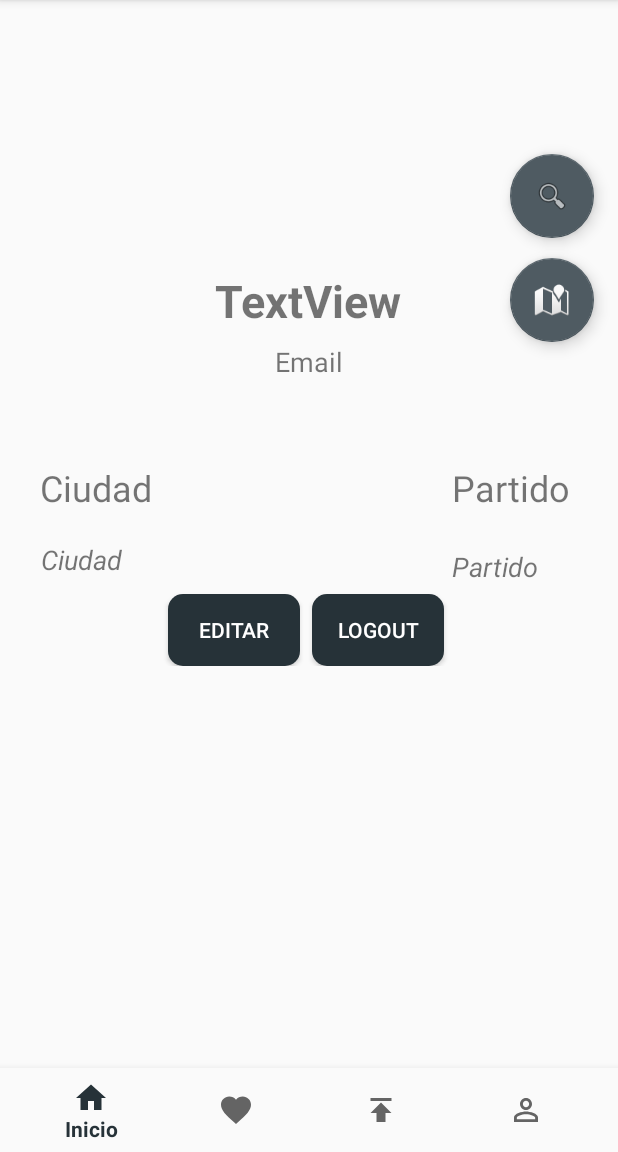
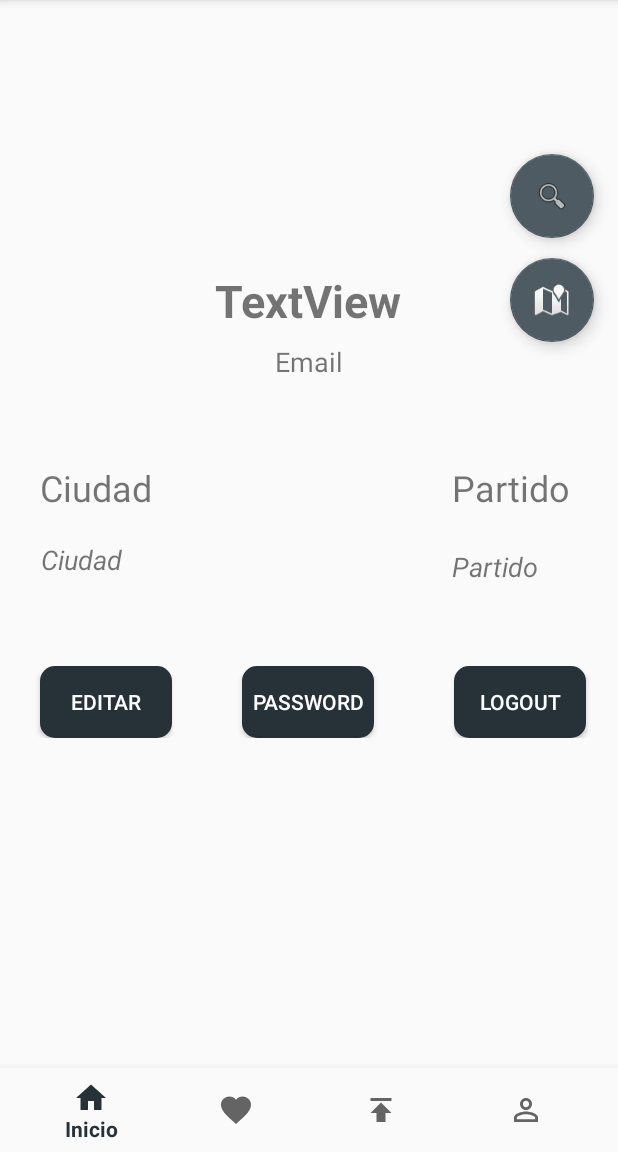
Before and after one commit to JoseAlbertoVazq/tuvotocuenta, an Android app: the fragment PerfilFragment placed in its activity, on a phone screen of 412 x 824 dp, the part 84-1236 px from its top. Run offline under Robolectric (Android 15) with nearby library versions, the phone set to English and light mode, and no system bars; our stand-ins replace CircleImageView, Firebase (no records; nobody signed in at launch, a user with empty details on screens opened directly); network calls fail; pictures from the network do not load; 1 statement that could not run was skipped.

Commit message:
edita contraseña

```diff
--- a/mobile/app/src/main/java/dam/javazquez/tuvotocuenta/retrofit/services/UsuarioService.java
+++ b/mobile/app/src/main/java/dam/javazquez/tuvotocuenta/retrofit/services/UsuarioService.java
@@ -1,5 +1,6 @@
 package dam.javazquez.tuvotocuenta.retrofit.services;
 
+import dam.javazquez.tuvotocuenta.dto.PasswordDto;
 import dam.javazquez.tuvotocuenta.dto.UserEditedDto;
 import dam.javazquez.tuvotocuenta.responses.UserResponse;
 import retrofit2.Call;
@@ -11,9 +12,12 @@ import retrofit2.http.Path;
 public interface UsuarioService {
     final String BASE_URL = "/users";
 
-    @GET(BASE_URL+"/me")
+    @GET(BASE_URL + "/me")
     Call<UserResponse> getMe();
 
-    @PUT(BASE_URL+"/{id}")
+    @PUT(BASE_URL + "/{id}/password")
+    Call<UserResponse> editPassword(@Path("id") String id, @Body PasswordDto passwordDto);
+
+    @PUT(BASE_URL + "/{id}")
     Call<UserResponse> editUser(@Path("id") String id, @Body UserEditedDto edited);
 }
--- a/mobile/app/src/main/res/layout/fragment_perfil.xml
+++ b/mobile/app/src/main/res/layout/fragment_perfil.xml
@@ -112,13 +112,13 @@
             android:layout_width="wrap_content"
             android:layout_height="wrap_content"
             android:layout_marginStart="8dp"
-            android:layout_marginTop="396dp"
+            android:layout_marginTop="444dp"
             android:layout_marginEnd="8dp"
             android:background="@drawable/roundbtn"
             android:text="Editar"
             android:textColor="@color/colorLight"
             app:layout_constraintEnd_toEndOf="parent"
-            app:layout_constraintHorizontal_bias="0.338"
+            app:layout_constraintHorizontal_bias="0.061"
             app:layout_constraintStart_toStartOf="parent"
             app:layout_constraintTop_toTopOf="parent" />
 
@@ -126,14 +126,27 @@
             android:id="@+id/btn_logout"
             android:layout_width="wrap_content"
             android:layout_height="wrap_content"
-            android:layout_marginStart="8dp"
-            android:layout_marginTop="396dp"
-            android:layout_marginEnd="8dp"
+            android:layout_marginTop="444dp"
             android:background="@drawable/roundbtn"
             android:text="Logout"
             android:textColor="@color/colorLight"
             app:layout_constraintEnd_toEndOf="parent"
-            app:layout_constraintHorizontal_bias="0.0"
+            app:layout_constraintHorizontal_bias="0.899"
+            app:layout_constraintStart_toEndOf="@+id/btn_editar_perfil"
+            app:layout_constraintTop_toTopOf="parent" />
+
+        <Button
+            android:id="@+id/btn_password"
+            android:layout_width="wrap_content"
+            android:layout_height="wrap_content"
+            android:layout_marginStart="8dp"
+            android:layout_marginTop="444dp"
+            android:layout_marginEnd="8dp"
+            android:background="@drawable/roundbtn"
+            android:text="Password"
+            android:textColor="@color/colorLight"
+            app:layout_constraintEnd_toStartOf="@+id/btn_logout"
+            app:layout_constraintHorizontal_bias="0.457"
             app:layout_constraintStart_toEndOf="@+id/btn_editar_perfil"
             app:layout_constraintTop_toTopOf="parent" />
 
--- a/mobile/app/src/main/res/values/strings.xml
+++ b/mobile/app/src/main/res/values/strings.xml
@@ -90,7 +90,7 @@
     <string name="perfil_ciudad">Ciudad</string>
     <string name="perfil_partido">Partido</string>
 
-
+    <string name="password_edit">Introduce tu nueva contraseña</string>
     <string name="from_gallery">Galería</string>
     <string name="from_camera">Cámara</string>
     <string name="choose_option">Elija desde donde quiere subir la foto:</string>
```
Also changed, not shown: mobile/app/src/main/AndroidManifest.xml (+3 -4 lines), mobile/app/src/main/java/dam/javazquez/tuvotocuenta/dto/PasswordDto.java (added, +21 -0 lines), mobile/app/src/main/java/dam/javazquez/tuvotocuenta/ui/login/LoginFragment.java (+4 -4 lines), mobile/app/src/main/java/dam/javazquez/tuvotocuenta/ui/login/SignUpFragment.java (+14 -5 lines), mobile/app/src/main/java/dam/javazquez/tuvotocuenta/ui/profile/PasswordActivity.java (added, +15 -0 lines), mobile/app/src/main/java/dam/javazquez/tuvotocuenta/ui/profile/PerfilFragment.java (+40 -1 lines), mobile/app/src/main/res/layout/activity_password.xml (added, +54 -0 lines).
